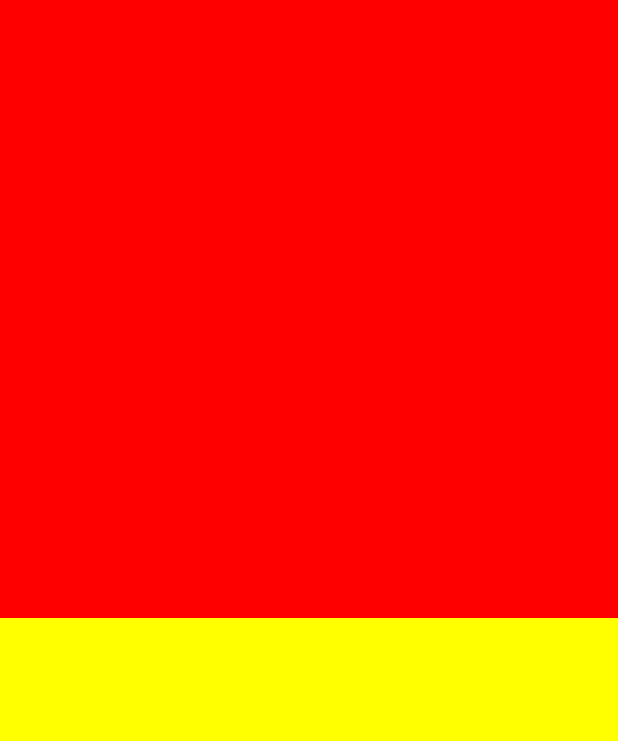
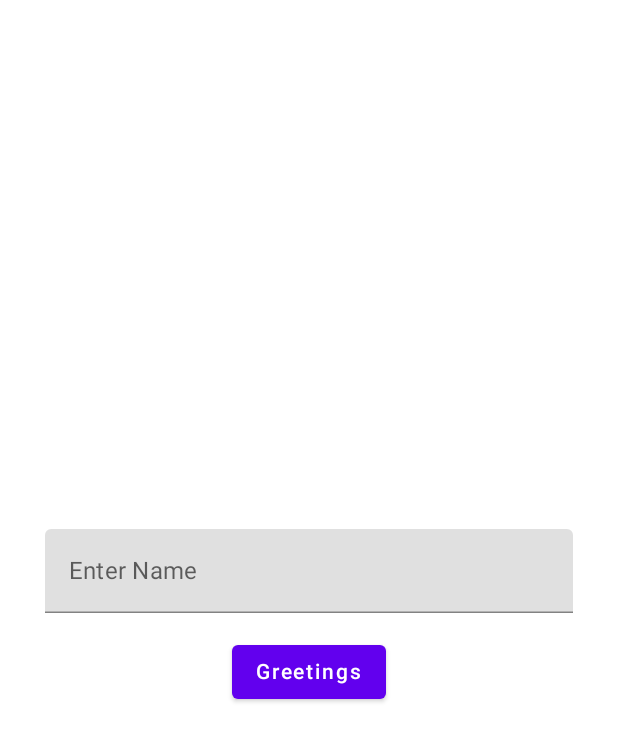
Before and after one commit to bharathkalyans/JetPackCompose, an Android app built with Jetpack Compose: the screen it shows after launch (MainActivity), on a phone screen of 412 x 824 dp. Shown: the top 741 px of the screen. Run offline under Robolectric (Android 15) with nearby library versions, the phone set to English and light mode, and no system bars.

Commit message:
TextFields, Buttons and Snackbar!

```diff
--- a/app/src/main/java/com/example/demoapp/MainActivity.kt
+++ b/app/src/main/java/com/example/demoapp/MainActivity.kt
@@ -3,62 +3,65 @@ package com.example.demoapp
 import android.os.Bundle
 import androidx.activity.ComponentActivity
 import androidx.activity.compose.setContent
-import androidx.compose.foundation.Image
-import androidx.compose.foundation.background
-import androidx.compose.foundation.clickable
 import androidx.compose.foundation.layout.*
-import androidx.compose.runtime.Composable
+import androidx.compose.material.*
 import androidx.compose.runtime.mutableStateOf
-import androidx.compose.runtime.remember
+import androidx.compose.runtime.*
 import androidx.compose.ui.Alignment
 import androidx.compose.ui.Modifier
-import androidx.compose.ui.graphics.Brush
-import androidx.compose.ui.graphics.Color
-import kotlin.random.Random
+import androidx.compose.ui.unit.dp
+import kotlinx.coroutines.launch
 
 
 class MainActivity : ComponentActivity() {
     override fun onCreate(savedInstanceState: Bundle?) {
         super.onCreate(savedInstanceState)
         setContent {
-            Column(modifier = Modifier.fillMaxSize()) {
-                val color = remember {
-                    mutableStateOf(Color.Yellow)
+            val scaffoldState = rememberScaffoldState()
+            var textFieldState by remember {
+                mutableStateOf("")
+            }
+            val scope = rememberCoroutineScope()
+
+            Scaffold(
+                modifier = Modifier.fillMaxSize(),
+                scaffoldState = scaffoldState
+            ) {
+                Column(
+                    horizontalAlignment = Alignment.CenterHorizontally,
+                    verticalArrangement = Arrangement.Center,
+                    modifier = Modifier
+                        .fillMaxSize()
+                        .padding(30.dp)
+                ) {
+                    TextField(
+                        value = textFieldState,
+                        label = {
+                            Text(text = "Enter Name")
+                        },
+                        onValueChange = {
+                            textFieldState = it
+                        },
+                        singleLine = true,
+                        modifier = Modifier.fillMaxWidth()
+                    )
+                    Spacer(modifier = Modifier.height(15.dp))
+                    Button(
+                        onClick = {
+                            scope.launch {
+                                scaffoldState
+                                    .snackbarHostState
+                                    .showSnackbar("Hello $textFieldState")
+                            }
+                        },
+
+                    ) {
+                        Text(text = "Greetings")
+                    }
                 }
-                ColorBox(
-                    Modifier.weight(1f).fillMaxSize()
-                ) {
-                    color.value = it
-                }
-                Box(
-                    modifier = Modifier
-                        .background(color.value)
-                        .weight(1f)
-                        .fillMaxSize()
-                )
             }
+
         }
 
     }
 }
-
-@Composable
-fun ColorBox(
-    modifier: Modifier = Modifier,
-    updateColor: (Color) -> Unit
-) {
-    Box(
-        modifier = modifier
-            .background(Color.Red)
-            .clickable {
-                updateColor(
-                    Color(
-                        Random.nextFloat(),
-                        Random.nextFloat(),
-                        Random.nextFloat(),
-                        1f
-                    )
-                )
-            }
-    )
-}
```
